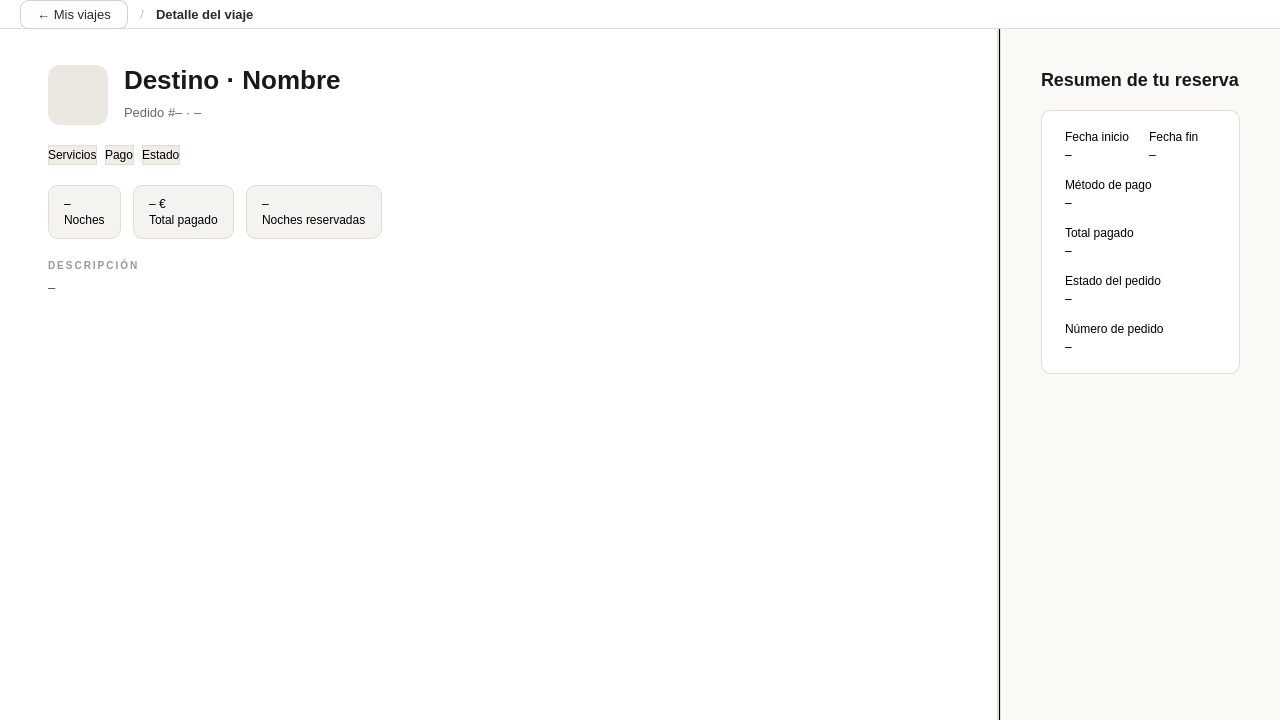
Old version of the form src/vista/ui/vistaDetallePedido.ui in the repository laraanton/InSo.
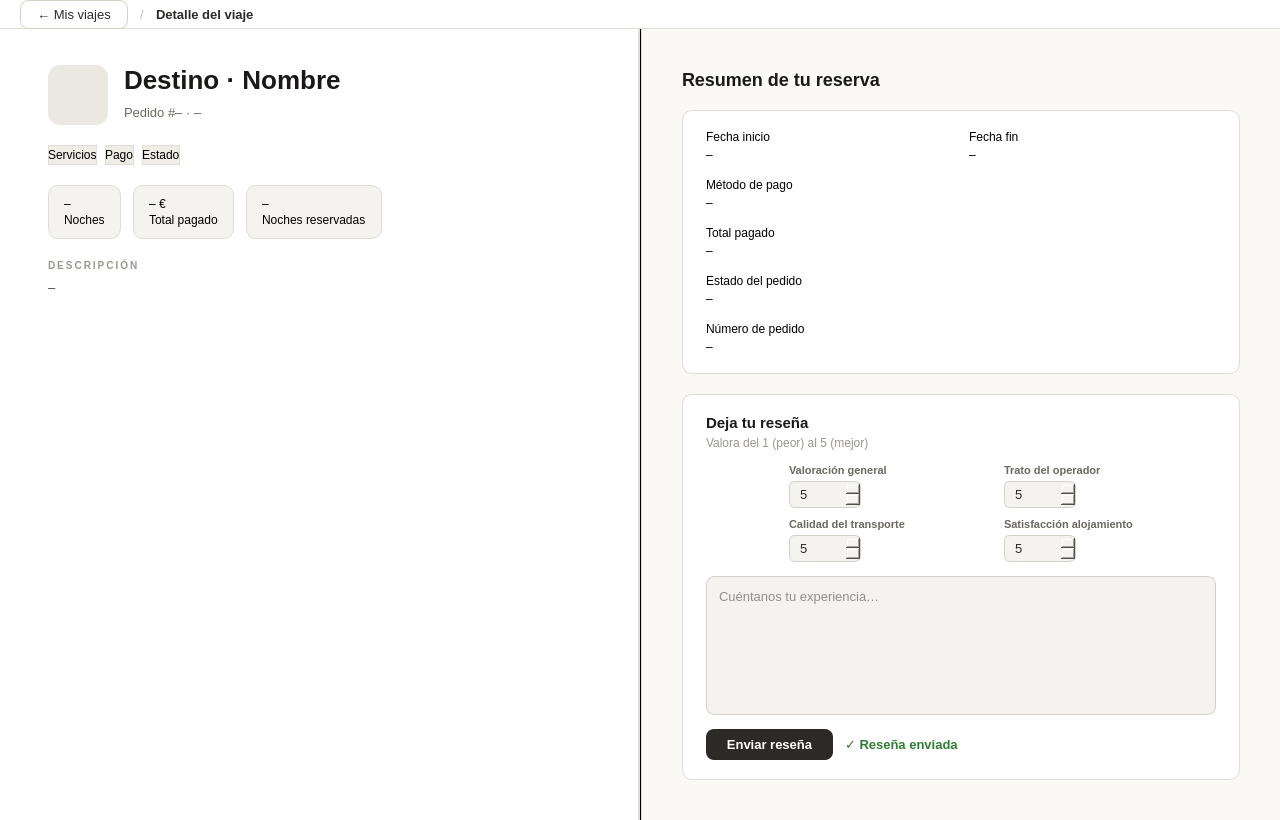
New version of the form.

Commit message:
Modify UI layout and dimensions for VentanaDetallePedido
Updated the UI layout and properties for 'VentanaDetallePedido'. Increased height and adjusted minimum/maximum sizes for various components.

What changed in the file:
```diff
--- a/src/vista/ui/vistaDetallePedido.ui
+++ b/src/vista/ui/vistaDetallePedido.ui
@@ -3,10 +3,10 @@
  <class>VentanaDetallePedido</class>
  <widget class="QMainWindow" name="VentanaDetallePedido">
   <property name="geometry">
-   <rect><x>0</x><y>0</y><width>1280</width><height>720</height></rect>
+   <rect><x>0</x><y>0</y><width>1280</width><height>820</height></rect>
   </property>
-  <property name="minimumSize"><size><width>1280</width><height>720</height></size></property>
-  <property name="maximumSize"><size><width>1280</width><height>720</height></size></property>
+  <property name="minimumSize"><size><width>1280</width><height>820</height></size></property>
+  <property name="maximumSize"><size><width>1280</width><height>820</height></size></property>
   <property name="windowTitle"><string>Detalle del viaje</string></property>
   <property name="styleSheet">
    <string>
@@ -47,6 +47,35 @@
     border-radius: 12px; background-color: #E8F5E9; color: #2E7D32;
 }
 QFrame#sep_vertical { background-color: #E0DDD7; }
+QWidget#resena_box {
+    background-color: #FFFFFF; border-radius: 10px; border: 1px solid #E0DDD7;
+}
+QLabel#resena_titulo { font-size: 15px; font-weight: 700; color: #1A1917; }
+QLabel#resena_subtitulo { font-size: 12px; color: #9A9690; }
+QLabel#lbl_estrellas_general,
+QLabel#lbl_estrellas_trato,
+QLabel#lbl_estrellas_transporte,
+QLabel#lbl_estrellas_alojamiento { font-size: 11px; color: #6B6860; font-weight: 500; }
+QWidget#resena_box QSpinBox {
+    font-size: 13px; color: #2C2A27;
+    background-color: #F5F3EF; border: 1px solid #D4D0C8;
+    border-radius: 6px; padding: 4px 8px;
+    min-width: 54px; max-width: 54px;
+}
+QTextEdit#txt_comentario {
+    font-size: 13px; color: #2C2A27;
+    background-color: #F5F3EF; border: 1px solid #D4D0C8;
+    border-radius: 8px; padding: 8px;
+}
+QTextEdit#txt_comentario:focus { border: 1px solid #8B7355; background-color: #FFFFFF; }
+QPushButton#btn_enviar_resena {
+    background-color: #2C2A27; color: #FFFFFF; border: none;
+    border-radius: 8px; padding: 8px 20px;
+    font-size: 13px; font-weight: 600;
+}
+QPushButton#btn_enviar_resena:hover { background-color: #4A4845; }
+QPushButton#btn_enviar_resena:disabled { background-color: #D4D0C8; color: #9A9690; }
+QLabel#lbl_resena_enviada { font-size: 13px; color: #2E7D32; font-weight: 600; }
    </string>
   </property>
 
@@ -292,7 +321,12 @@
          <property name="bottomMargin"><number>40</number></property>
          <property name="spacing"><number>20</number></property>
 
-         <item><widget class="QLabel" name="info_titulo"><property name="text"><string>Resumen de tu reserva</string></property></widget></item>
+         <!-- Título resumen -->
+         <item>
+          <widget class="QLabel" name="info_titulo">
+           <property name="text"><string>Resumen de tu reserva</string></property>
+          </widget>
+         </item>
 
          <item>
           <widget class="QWidget" name="info_box">
@@ -352,10 +386,137 @@
           </widget>
          </item>
 
+         <!-- SECCIÓN RESEÑA -->
+         <item>
+          <widget class="QWidget" name="resena_box">
+           <layout class="QVBoxLayout" name="resena_vbox">
+            <property name="leftMargin"><number>24</number></property>
+            <property name="topMargin"><number>20</number></property>
+            <property name="rightMargin"><number>24</number></property>
+            <property name="bottomMargin"><number>20</number></property>
+            <property name="spacing"><number>14</number></property>
+
+            <!-- Cabecera reseña -->
+            <item>
+             <layout class="QVBoxLayout">
+              <property name="spacing"><number>4</number></property>
+              <item>
+               <widget class="QLabel" name="resena_titulo">
+                <property name="text"><string>Deja tu reseña</string></property>
+               </widget>
+              </item>
+              <item>
+               <widget class="QLabel" name="resena_subtitulo">
+                <property name="text"><string>Valora del 1 (peor) al 5 (mejor)</string></property>
+               </widget>
+              </item>
+             </layout>
+            </item>
+
+            <!-- Grid valoraciones 2x2 -->
+            <item>
+             <layout class="QGridLayout" name="grid_vals">
+              <property name="horizontalSpacing"><number>16</number></property>
+              <property name="verticalSpacing"><number>10</number></property>
+
+              <item row="0" column="0">
+               <layout class="QVBoxLayout"><property name="spacing"><number>4</number></property>
+                <item><widget class="QLabel" name="lbl_estrellas_general"><property name="text"><string>Valoración general</string></property></widget></item>
+                <item>
+                 <widget class="QSpinBox" name="spin_val_general">
+                  <property name="minimum"><number>1</number></property>
+                  <property name="maximum"><number>5</number></property>
+                  <property name="value"><number>5</number></property>
+                 </widget>
+                </item>
+               </layout>
+              </item>
+
+              <item row="0" column="1">
+               <layout class="QVBoxLayout"><property name="spacing"><number>4</number></property>
+                <item><widget class="QLabel" name="lbl_estrellas_trato"><property name="text"><string>Trato del operador</string></property></widget></item>
+                <item>
+                 <widget class="QSpinBox" name="spin_val_trato">
+                  <property name="minimum"><number>1</number></property>
+                  <property name="maximum"><number>5</number></property>
+                  <property name="value"><number>5</number></property>
+                 </widget>
+                </item>
+               </layout>
+              </item>
+
+              <item row="1" column="0">
+               <layout class="QVBoxLayout"><property name="spacing"><number>4</number></property>
+                <item><widget class="QLabel" name="lbl_estrellas_transporte"><property name="text"><string>Calidad del transporte</string></property></widget></item>
+                <item>
+                 <widget class="QSpinBox" name="spin_val_transporte">
+                  <property name="minimum"><number>1</number></property>
+                  <property name="maximum"><number>5</number></property>
+                  <property name="value"><number>5</number></property>
+                 </widget>
+                </item>
+               </layout>
+              </item>
+
+              <item row="1" column="1">
+               <layout class="QVBoxLayout"><property name="spacing"><number>4</number></property>
+                <item><widget class="QLabel" name="lbl_estrellas_alojamiento"><property name="text"><string>Satisfacción alojamiento</string></property></widget></item>
+                <item>
+                 <widget class="QSpinBox" name="spin_val_alojamiento">
+                  <property name="minimum"><number>1</number></property>
+                  <property name="maximum"><number>5</number></property>
+                  <property name="value"><number>5</number></property>
+                 </widget>
+                </item>
+               </layout>
+              </item>
+
+             </layout>
+            </item>
+
+            <!-- Comentario -->
+            <item>
+             <widget class="QTextEdit" name="txt_comentario">
+              <property name="placeholderText"><string>Cuéntanos tu experiencia…</string></property>
+              <property name="minimumHeight"><number>80</number></property>
+              <property name="maximumHeight"><number>80</number></property>
+             </widget>
+            </item>
+
+            <!-- Botón + confirmación -->
+            <item>
+             <layout class="QHBoxLayout">
+              <property name="spacing"><number>12</number></property>
+              <item>
+               <widget class="QPushButton" name="btn_enviar_resena">
+                <property name="text"><string>Enviar reseña</string></property>
+                <property name="cursor"><cursorShape>PointingHandCursor</cursorShape></property>
+               </widget>
+              </item>
+              <item>
+               <widget class="QLabel" name="lbl_resena_enviada">
+                <property name="text"><string>✓ Reseña enviada</string></property>
+                <property name="visible"><bool>false</bool></property>
+               </widget>
+              </item>
+              <item>
+               <spacer>
+                <property name="orientation"><enum>Qt::Horizontal</enum></property>
+                <property name="sizeHint" stdset="0"><size><width>40</width><height>20</height></size></property>
+               </spacer>
+              </item>
+             </layout>
+            </item>
+
+           </layout>
+          </widget>
+         </item>
+
+         <!-- Spacer final -->
          <item>
           <spacer>
            <property name="orientation"><enum>Qt::Vertical</enum></property>
-           <property name="sizeHint" stdset="0"><size><width>20</width><height>40</height></size></property>
+           <property name="sizeHint" stdset="0"><size><width>20</width><height>20</height></size></property>
           </spacer>
          </item>
 
```
Left out of the diff: 31 changed lines with no effect on the pictures.
